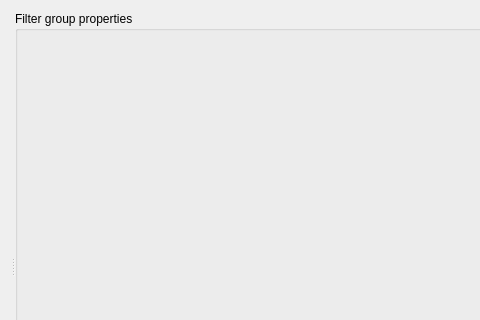
The window that src/ui/include/predefinedfiltersdialog.ui (64x-lunicorn/LogSquirl) describes before a commit, drawn with Qt 5; both pictures show x 0 to 480 and y 0 to 320 of the 860 by 560 pixel window.
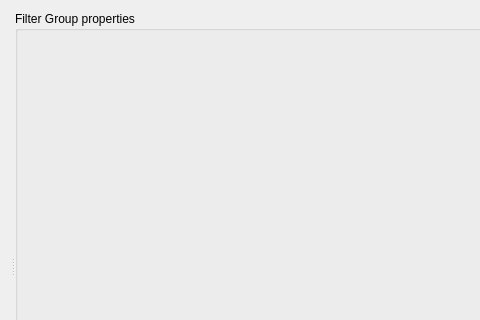
The same window after the commit.

```diff
--- a/src/ui/include/predefinedfiltersdialog.ui
+++ b/src/ui/include/predefinedfiltersdialog.ui
@@ -34,7 +34,7 @@
      </widget>
      <widget class="QGroupBox" name="editGroupBox">
       <property name="title">
-       <string>Filter group properties</string>
+       <string>Filter Group properties</string>
       </property>
       <layout class="QVBoxLayout" name="editLayout">
        <item>
```
